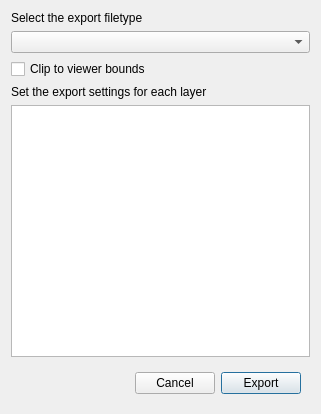
Before: the Qt Designer form glue_ar/export_dialog.ui in glue-viz/glue-ar, drawn with Qt 5.
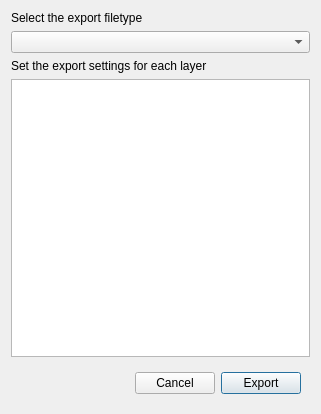
After: the same form once the commit is applied.

Commit message: Turns out clip_data is an option in the vispy viewer state, so use that instead of a dialog option.

What changed in the file:
```diff
--- a/glue_ar/export_dialog.ui
+++ b/glue_ar/export_dialog.ui
@@ -14,7 +14,7 @@
    <string>Export 3D Volume</string>
   </property>
   <layout class="QGridLayout" name="gridLayout">
-   <item row="4" column="0">
+   <item row="3" column="0">
     <widget class="QListWidget" name="listsel_layer"/>
    </item>
    <item row="5" column="0">
@@ -69,20 +69,13 @@
    <item row="1" column="0">
     <widget class="QComboBox" name="combosel_filetype"/>
    </item>
-   <item row="3" column="0">
+   <item row="2" column="0">
     <widget class="QLabel" name="label_settings_message">
      <property name="text">
       <string>Set the export settings for each layer</string>
      </property>
     </widget>
    </item>
-   <item row="2" column="0">
-    <widget class="QCheckBox" name="bool_clip_to_bounds">
-     <property name="text">
-      <string>Clip to viewer bounds</string>
-     </property>
-    </widget>
-   </item>
   </layout>
  </widget>
  <resources/>
```
Left out of the diff: 4 changed lines with no effect on the pictures. The commit also changes 4 other files.
